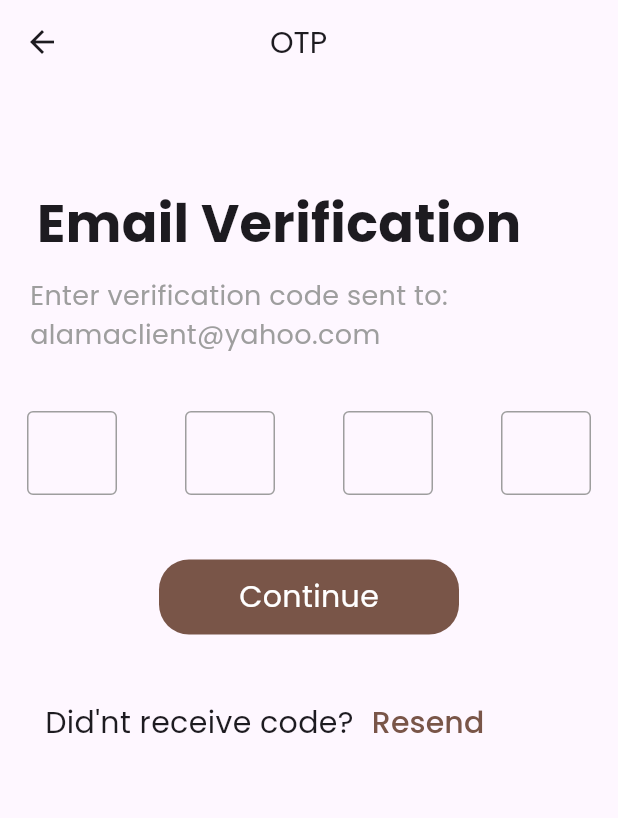
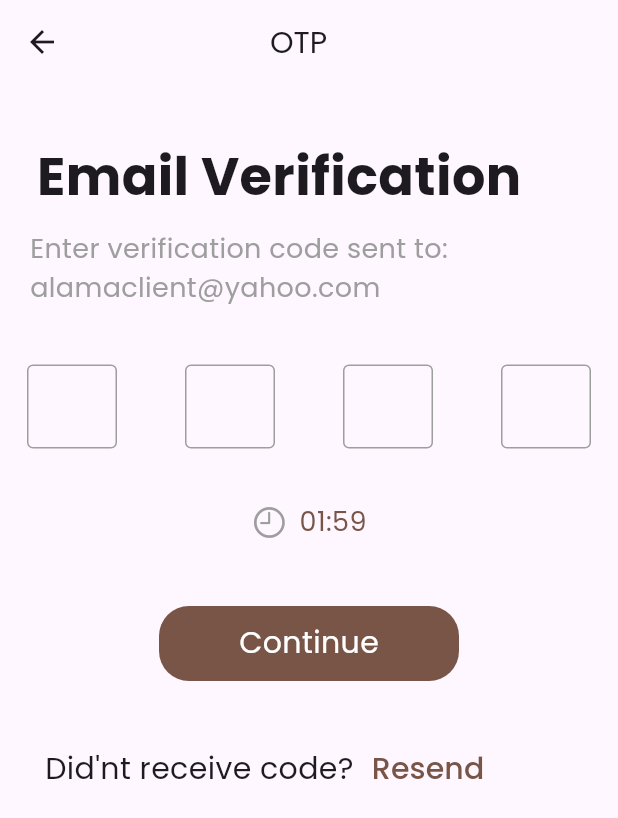
Before and after one commit to JohnGastone/Alama, a Flutter app: the CodeVerificationPage screen opened directly, on a phone screen of 412 x 824 dp. Shown: the top 818 px of the screen. Run offline on Flutter 3.47's test engine with Material 3 defaults, Android fonts, the phone set to English and light mode, and no system bars; our stand-ins replace flutter_onboarding_slider, google_fonts.

Commit message:
Code Verification Page

```diff
--- a/lib/LoginSignUp/CodeVerification.dart
+++ b/lib/LoginSignUp/CodeVerification.dart
@@ -146,6 +146,26 @@ class _CodeVerificationPageState extends State<CodeVerificationPage> {
                 ),
               ),
               Padding(
+                padding: const EdgeInsets.all(18.0),
+                child: Row(
+                  mainAxisAlignment: MainAxisAlignment.center,
+                  children: [
+                    Icon(
+                      CupertinoIcons.clock,
+                      color: Colors.grey,
+                    ),
+                    SizedBox(
+                      width: 8,
+                    ),
+                    Text(
+                      timerText,
+                      style: GoogleFonts.poppins(
+                          fontSize: 18, color: Colors.brown),
+                    ),
+                  ],
+                ),
+              ),
+              Padding(
                 padding: EdgeInsets.all(25),
                 child: InkWell(
                   child: Container(
```
